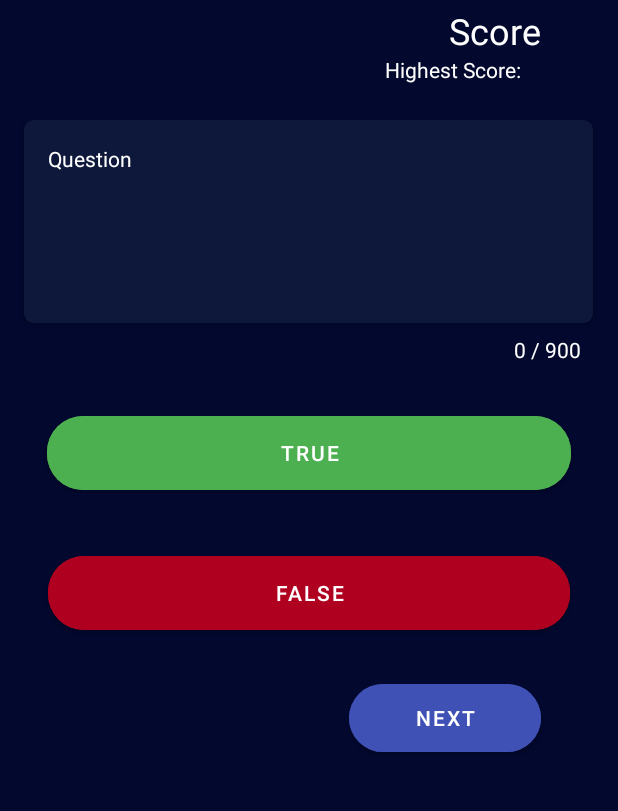
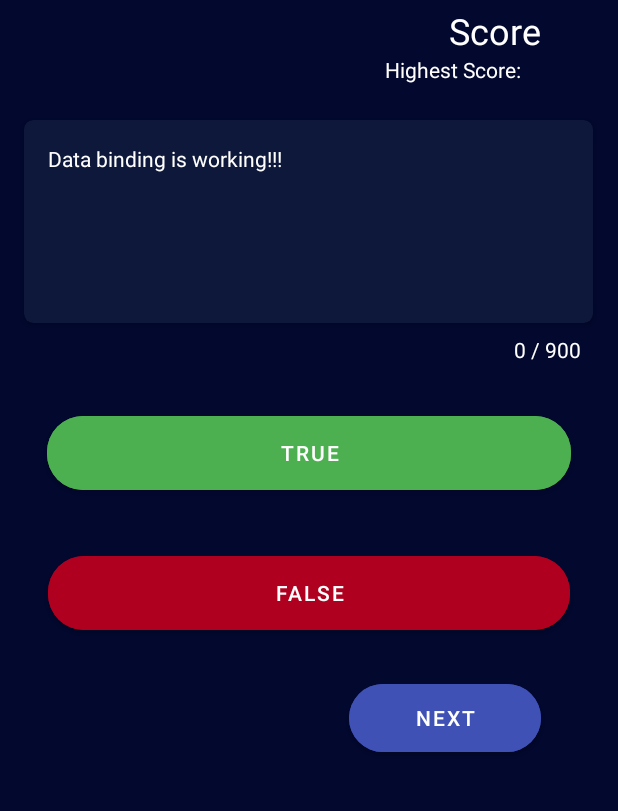
Before and after one commit to atiqur/MyTrivia, an Android app: the screen it shows after launch (MainActivity), on a phone screen of 412 x 824 dp, the part 223-1034 px from its top. Run offline under Robolectric (Android 15) with nearby library versions, the phone set to English and light mode, and no system bars; our stand-ins replace Volley, data binding; network calls fail; Roboto replaces fonts that are not available here.

Commit message:
Setup Data Binding

```diff
--- a/app/build.gradle
+++ b/app/build.gradle
@@ -25,6 +25,9 @@ android {
         sourceCompatibility JavaVersion.VERSION_1_8
         targetCompatibility JavaVersion.VERSION_1_8
     }
+    buildFeatures {
+        dataBinding true
+    }
 }
 
 dependencies {
--- a/app/src/main/java/com/example/mytrivia/MainActivity.java
+++ b/app/src/main/java/com/example/mytrivia/MainActivity.java
@@ -1,21 +1,31 @@
 package com.example.mytrivia;
 import androidx.appcompat.app.AppCompatActivity;
+import androidx.databinding.DataBindingUtil;
+
 import android.os.Bundle;
 import android.util.Log;
 
 import com.example.mytrivia.data.Repository;
+import com.example.mytrivia.databinding.ActivityMainBinding;
 import com.example.mytrivia.model.Question;
 
+import java.text.MessageFormat;
 import java.util.List;
 
 public class MainActivity extends AppCompatActivity {
+    private final int currentQuestionNumber = 0;
+    private int currentScore = 0;
+    private ActivityMainBinding binding;
 
     @Override
     protected void onCreate(Bundle savedInstanceState) {
         super.onCreate(savedInstanceState);
         setContentView(R.layout.activity_main);
 
+        binding = DataBindingUtil.setContentView(this, R.layout.activity_main);
+
+        binding.questionTextView.setText("Data binding is working!!!");
         List<Question> questions = new Repository().getQuestion(questionArrayList ->
-                Log.d("Main", "onCreate: " + questionArrayList));
+                Log.d("Main", "onCreate: " + questionArrayList.get(0).getAnswer()));
     }
 }
--- a/app/src/main/res/layout/activity_main.xml
+++ b/app/src/main/res/layout/activity_main.xml
@@ -1,7 +1,13 @@
 <?xml version="1.0" encoding="utf-8"?>
-<androidx.constraintlayout.widget.ConstraintLayout xmlns:android="http://schemas.android.com/apk/res/android"
+<layout xmlns:android="http://schemas.android.com/apk/res/android"
     xmlns:app="http://schemas.android.com/apk/res-auto"
-    xmlns:tools="http://schemas.android.com/tools"
+    xmlns:tools="http://schemas.android.com/tools">
+
+    <data>
+
+    </data>
+
+    <androidx.constraintlayout.widget.ConstraintLayout
         android:layout_width="match_parent"
         android:layout_height="match_parent"
         android:background="#02082E"
@@ -40,7 +46,6 @@
                 android:layout_width="wrap_content"
                 android:layout_height="wrap_content"
                 android:padding="16dp"
-            android:text="Question"
                 android:textColor="@color/white" />
 
         </androidx.cardview.widget.CardView>
@@ -131,3 +136,4 @@
             app:layout_constraintStart_toStartOf="parent"
             app:layout_constraintTop_toBottomOf="@+id/question_card" />
     </androidx.constraintlayout.widget.ConstraintLayout>
+</layout>
```
Lines whose indentation alone changed are shown as unchanged.
